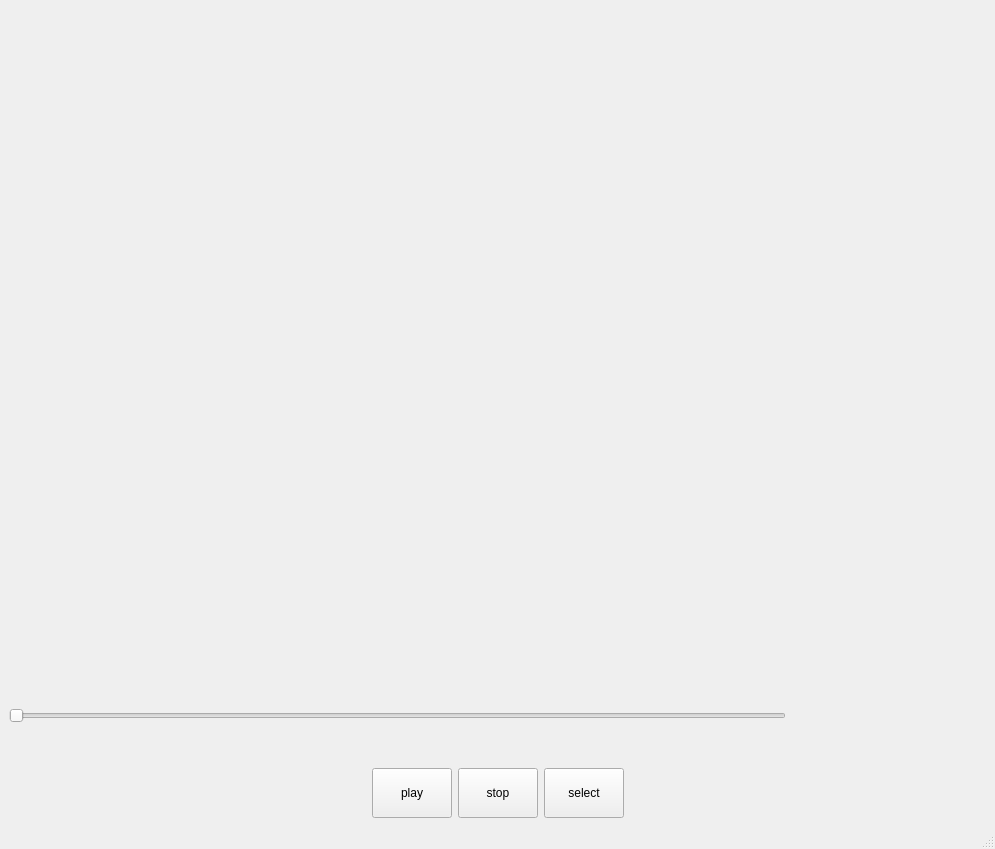
Qt form playerdialog.ui (CPerdst/Player) before a commit.
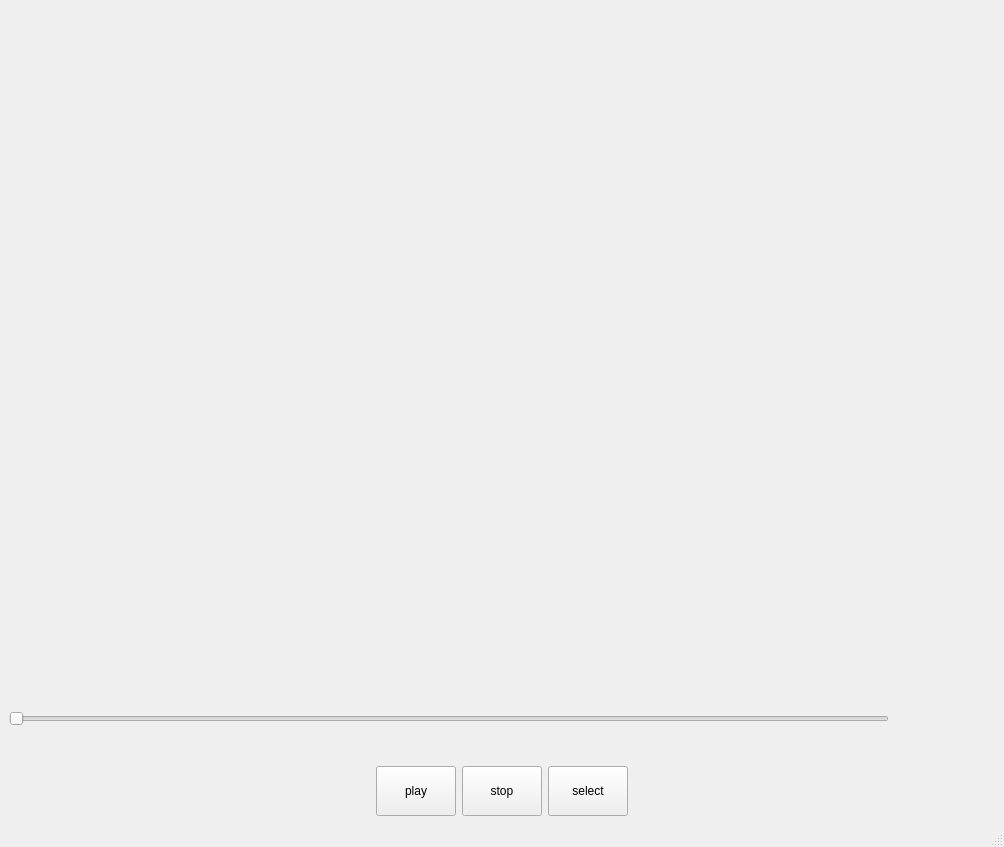
The same form after that commit.

The edit to the form file:
```diff
--- a/playerdialog.ui
+++ b/playerdialog.ui
@@ -6,8 +6,8 @@
    <rect>
     <x>0</x>
     <y>0</y>
-    <width>995</width>
-    <height>849</height>
+    <width>1004</width>
+    <height>847</height>
    </rect>
   </property>
   <property name="minimumSize">
@@ -32,7 +32,9 @@
      <height>16777215</height>
     </size>
    </property>
-   <layout class="QVBoxLayout" name="verticalLayout" stretch="7,1,1">
+   <layout class="QVBoxLayout" name="verticalLayout_2" stretch="8,1,1">
+    <item>
+     <layout class="QVBoxLayout" name="verticalLayout">
     <item>
      <widget class="QLabel" name="lb_show">
       <property name="sizePolicy">
@@ -52,16 +54,12 @@
       </property>
      </widget>
     </item>
+     </layout>
+    </item>
     <item>
-     <layout class="QHBoxLayout" name="horizontalLayout_2" stretch="8,2">
+     <layout class="QHBoxLayout" name="horizontalLayout_2">
       <item>
        <widget class="QSlider" name="hslider_process">
-        <property name="sizePolicy">
-         <sizepolicy hsizetype="Preferred" vsizetype="Fixed">
-          <horstretch>0</horstretch>
-          <verstretch>0</verstretch>
-         </sizepolicy>
-        </property>
         <property name="orientation">
          <enum>Qt::Horizontal</enum>
         </property>
@@ -78,9 +76,6 @@
         <property name="text">
          <string/>
         </property>
-        <property name="alignment">
-         <set>Qt::AlignCenter</set>
-        </property>
        </widget>
       </item>
      </layout>
```
Left out of the diff: 2 changed lines with no effect on the pictures. Lines whose indentation alone changed are shown as unchanged.
